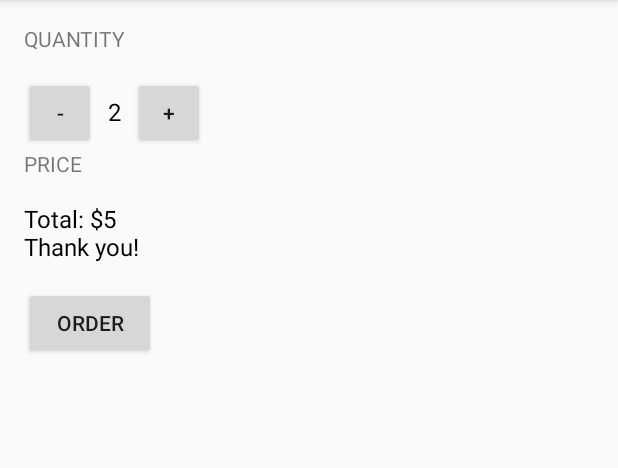
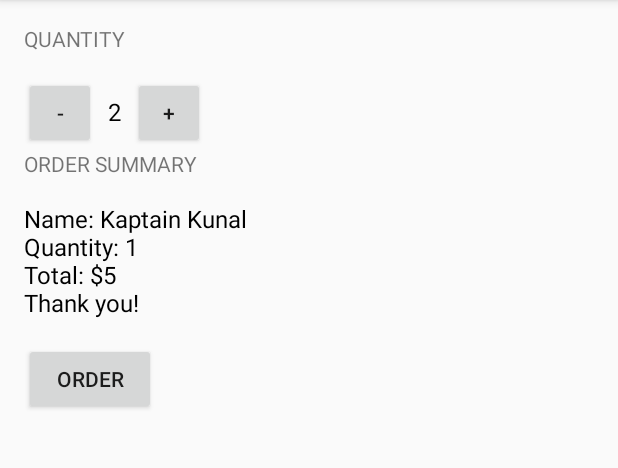
Before and after one commit to jenhurd8/just-java-udacity, an Android app: the screen it shows after launch (MainActivity), after a tap on "ORDER", on a phone screen of 412 x 824 dp, the part 84-552 px from its top. Run offline under Robolectric (Android 15) with nearby library versions, the phone set to English and light mode, and no system bars.

Commit message:
display message updated

```diff
--- a/src/main/java/com/example/android/justjava/MainActivity.java
+++ b/src/main/java/com/example/android/justjava/MainActivity.java
@@ -22,12 +22,19 @@ public class MainActivity extends AppCompatActivity {
      * This method is called when the order button is clicked.
      */
     int quantity = 1;
-    int price = 5;
+//    int price = 5;
+
+    private String createOrderSummary(int price){
+        String priceMessage = "Name: Kaptain Kunal";
+         priceMessage +=  "\nQuantity: " + quantity;
+         priceMessage += "\nTotal: $" + price;
+        priceMessage +=  "\nThank you!";
+        return priceMessage;
+    }
 
     public void submitOrder(View view) {
         int price = calculatePrice();
-        String priceMessage = "Total: $" + price * quantity;
-        priceMessage = priceMessage + "\nThank you!";
+        String priceMessage = createOrderSummary(price);
         displayMessage(priceMessage);
     }
 
@@ -63,17 +70,17 @@ public class MainActivity extends AppCompatActivity {
     /**
      * This method displays the given price on the screen.
      */
-    private void displayPrice(int number) {
-        TextView priceTextView = (TextView) findViewById(R.id.price_text_view);
-        priceTextView.setText(NumberFormat.getCurrencyInstance().format(number));
-    }
+//    private void displayPrice(int number) {
+////        TextView priceTextView = (TextView) findViewById(R.id.price_text_view);
+////        priceTextView.setText(NumberFormat.getCurrencyInstance().format(number));
+////    }
 
 
     /**
      * This method displays the given text on the screen.
      */
     private void displayMessage(String message) {
-        TextView priceTextView = (TextView) findViewById(R.id.price_text_view);
-        priceTextView.setText(message);
+        TextView orderSummaryTextView = (TextView) findViewById(R.id.order_summary_text_view);
+        orderSummaryTextView.setText(message);
     }
     }
--- a/src/main/res/layout/activity_main.xml
+++ b/src/main/res/layout/activity_main.xml
@@ -50,12 +50,12 @@
     <TextView
         android:layout_width="wrap_content"
         android:layout_height="wrap_content"
-        android:text="Price"
+        android:text="Order Summary"
         android:layout_marginBottom="16dp"
         android:textAllCaps="true" />
 
     <TextView
-        android:id="@+id/price_text_view"
+        android:id="@+id/order_summary_text_view"
         android:layout_width="wrap_content"
         android:layout_height="wrap_content"
         android:text="$10"
```
